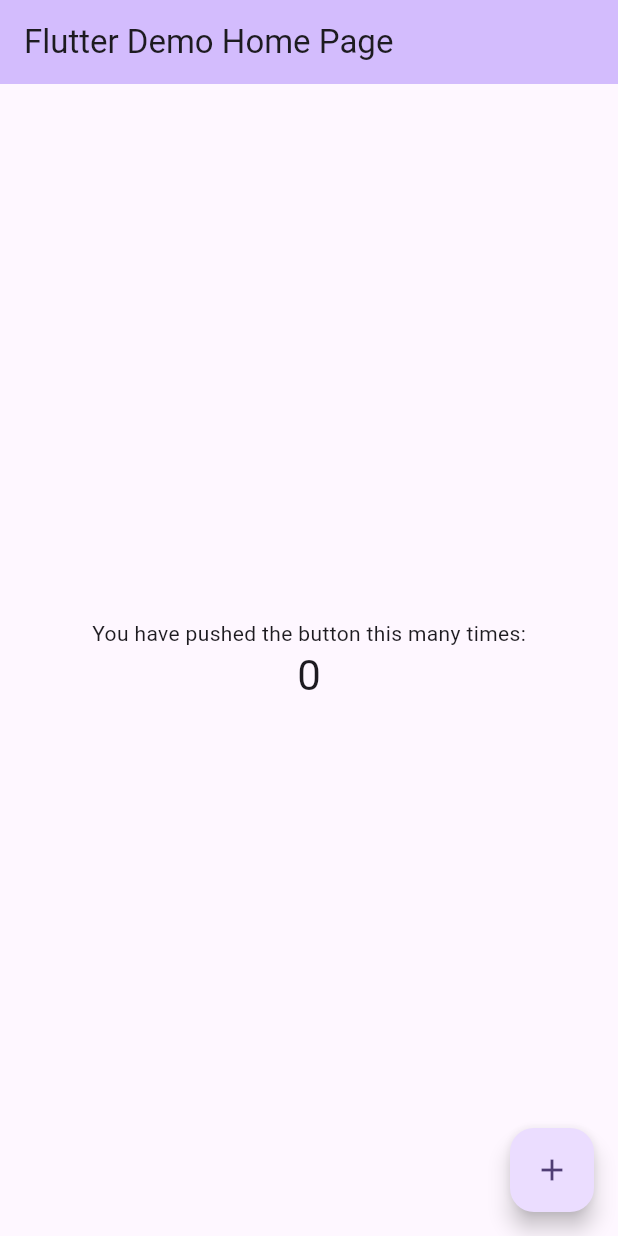
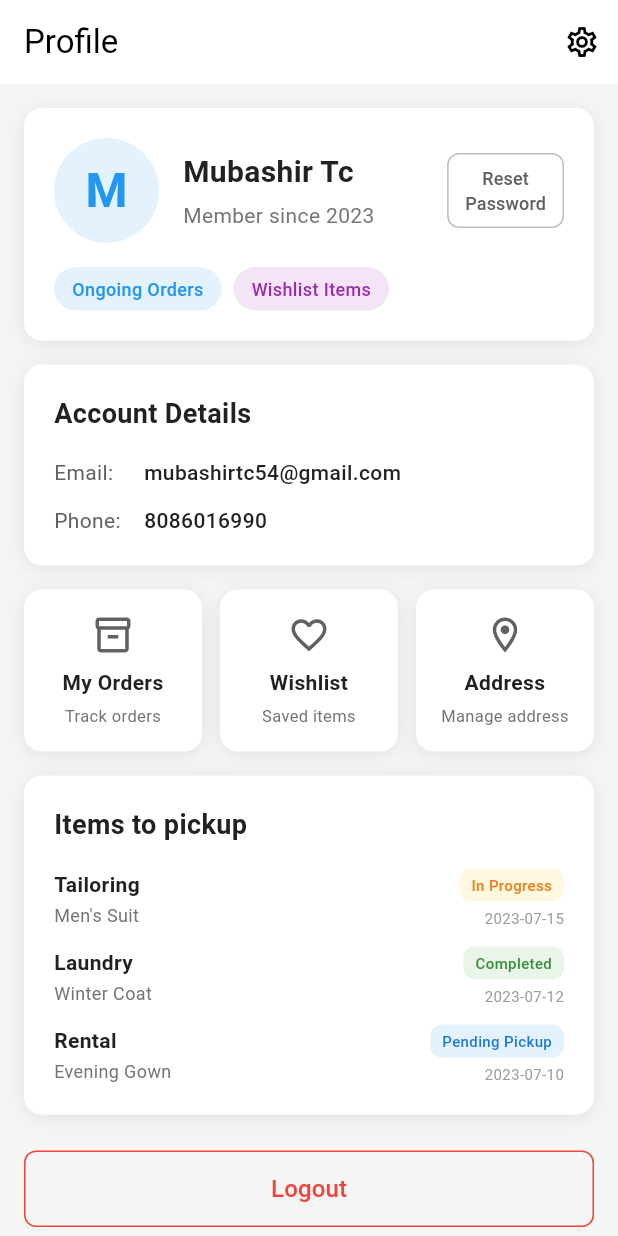
Before and after one commit to ZEENATH-964/Belvoir_application, a Flutter app: the screen it shows after launch, on a phone screen of 412 x 824 dp. Run offline on Flutter 3.47's test engine with Material 3 defaults, Android fonts, the phone set to English and light mode, and no system bars.

Commit message:
profilepage

```diff
--- /dev/null
+++ b/lib/User/Profile/profile.dart
@@ -0,0 +1,529 @@
+import 'package:flutter/material.dart';
+
+class ProfilePage extends StatelessWidget {
+  const ProfilePage({super.key});
+
+  @override
+  Widget build(BuildContext context) {
+    return Scaffold(
+      backgroundColor: const Color(0xFFF5F5F5),
+      appBar: AppBar(
+        title: const Text('Profile'),
+        backgroundColor: Colors.white,
+        foregroundColor: Colors.black,
+        elevation: 0,
+        actions: [
+          IconButton(
+            icon: const Icon(Icons.settings_outlined),
+            onPressed: () {},
+          ),
+        ],
+      ),
+      body: SafeArea(
+        child: SingleChildScrollView(
+          padding: const EdgeInsets.all(16.0),
+          child: Column(
+            crossAxisAlignment: CrossAxisAlignment.start,
+            children: [
+              ProfileHeader(),
+              SizedBox(height: 16),
+
+              AccountDetails(),
+              SizedBox(height: 16),
+
+              QuickActions(),
+              SizedBox(height: 16),
+
+              ItemsToPickup(),
+              SizedBox(height: 24),
+
+              LogoutButton(context),
+              SizedBox(height: 16),
+            ],
+          ),
+        ),
+      ),
+    );
+  }
+
+  Widget ProfileHeader() {
+    return Container(
+      padding: const EdgeInsets.all(20),
+      decoration: BoxDecoration(
+        color: Colors.white,
+        borderRadius: BorderRadius.circular(12),
+        boxShadow: [
+          BoxShadow(
+            color: Colors.black.withOpacity(0.08),
+            blurRadius: 10,
+            offset: const Offset(0, 2),
+          ),
+        ],
+      ),
+      child: Column(
+        children: [
+          Row(
+            children: [
+              // Profile Avatar
+              Container(
+                width: 70,
+                height: 70,
+                decoration: BoxDecoration(
+                  color: const Color(0xFFE3F2FD),
+                  borderRadius: BorderRadius.circular(35),
+                ),
+                child: const Center(
+                  child: Text(
+                    'M',
+                    style: TextStyle(
+                      fontSize: 32,
+                      fontWeight: FontWeight.w600,
+                      color: Color(0xFF2196F3),
+                    ),
+                  ),
+                ),
+              ),
+              const SizedBox(width: 16),
+
+              // Profile Info
+              Expanded(
+                child: Column(
+                  crossAxisAlignment: CrossAxisAlignment.start,
+                  children: [
+                    const Text(
+                      'Mubashir Tc',
+                      style: TextStyle(
+                        fontSize: 20,
+                        fontWeight: FontWeight.w600,
+                        color: Color(0xFF212121),
+                      ),
+                      overflow: TextOverflow.ellipsis,
+                    ),
+                    const SizedBox(height: 4),
+                    Text(
+                      'Member since 2023',
+                      style: TextStyle(
+                        fontSize: 14,
+                        color: Colors.grey[600],
+                        fontWeight: FontWeight.w400,
+                      ),
+                    ),
+                  ],
+                ),
+              ),
+
+              // Reset Password
+              OutlinedButton(
+                onPressed: () {},
+                style: OutlinedButton.styleFrom(
+                  shape: RoundedRectangleBorder(
+                    borderRadius: BorderRadius.circular(8),
+                  ),
+                  side: BorderSide(color: Colors.grey[400]!),
+                  padding: const EdgeInsets.symmetric(
+                    horizontal: 12,
+                    vertical: 8,
+                  ),
+                ),
+                child: Text(
+                  'Reset\nPassword',
+                  style: TextStyle(
+                    color: Colors.grey[700],
+                    fontSize: 12,
+                    fontWeight: FontWeight.w500,
+                  ),
+                  textAlign: TextAlign.center,
+                ),
+              ),
+            ],
+          ),
+          const SizedBox(height: 16),
+
+          Row(
+            children: [
+              Flexible(
+                child: Container(
+                  padding: const EdgeInsets.symmetric(
+                    horizontal: 12,
+                    vertical: 6,
+                  ),
+                  decoration: BoxDecoration(
+                    color: const Color(0xFFE3F2FD),
+                    borderRadius: BorderRadius.circular(16),
+                  ),
+                  child: const Text(
+                    'Ongoing Orders',
+                    style: TextStyle(
+                      fontSize: 12,
+                      color: Color(0xFF2196F3),
+                      fontWeight: FontWeight.w500,
+                    ),
+                  ),
+                ),
+              ),
+              const SizedBox(width: 8),
+              Flexible(
+                child: Container(
+                  padding: const EdgeInsets.symmetric(
+                    horizontal: 12,
+                    vertical: 6,
+                  ),
+                  decoration: BoxDecoration(
+                    color: const Color(0xFFF3E5F5),
+                    borderRadius: BorderRadius.circular(16),
+                  ),
+                  child: const Text(
+                    'Wishlist Items',
+                    style: TextStyle(
+                      fontSize: 12,
+                      color: Color(0xFF9C27B0),
+                      fontWeight: FontWeight.w500,
+                    ),
+                  ),
+                ),
+              ),
+            ],
+          ),
+        ],
+      ),
+    );
+  }
+
+  Widget AccountDetails() {
+    return Container(
+      padding: const EdgeInsets.all(20),
+      decoration: BoxDecoration(
+        color: Colors.white,
+        borderRadius: BorderRadius.circular(12),
+        boxShadow: [
+          BoxShadow(
+            color: Colors.black.withOpacity(0.08),
+            blurRadius: 10,
+            offset: const Offset(0, 2),
+          ),
+        ],
+      ),
+      child: Column(
+        crossAxisAlignment: CrossAxisAlignment.start,
+        children: [
+          const Text(
+            'Account Details',
+            style: TextStyle(
+              fontSize: 18,
+              fontWeight: FontWeight.w600,
+              color: Color(0xFF212121),
+            ),
+          ),
+          const SizedBox(height: 16),
+
+          DetailRow('Email:', 'mubashirtc54@gmail.com'),
+          const SizedBox(height: 12),
+          DetailRow('Phone:', '8086016990'),
+        ],
+      ),
+    );
+  }
+
+  Widget DetailRow(String label, String value) {
+    return Row(
+      crossAxisAlignment: CrossAxisAlignment.start,
+      children: [
+        SizedBox(
+          width: 60,
+          child: Text(
+            label,
+            style: TextStyle(
+              fontSize: 14,
+              color: Colors.grey[700],
+              fontWeight: FontWeight.w400,
+            ),
+          ),
+        ),
+        Expanded(
+          child: Text(
+            value,
+            style: const TextStyle(
+              fontSize: 14,
+              fontWeight: FontWeight.w500,
+              color: Color(0xFF212121),
+            ),
+          ),
+        ),
+      ],
+    );
+  }
+
+  Widget QuickActions() {
+    return Row(
+      children: [
+        Expanded(
+          child: _buildActionCard(
+            icon: Icons.inventory_2_outlined,
+            title: 'My Orders',
+            subtitle: 'Track orders',
+            onTap: () {},
+          ),
+        ),
+        const SizedBox(width: 12),
+        Expanded(
+          child: _buildActionCard(
+            icon: Icons.favorite_outline,
+            title: 'Wishlist',
+            subtitle: 'Saved items',
+            onTap: () {
+              // Navigate to wishlist
+            },
+          ),
+        ),
+        const SizedBox(width: 12),
+        Expanded(
+          child: _buildActionCard(
+            icon: Icons.location_on_outlined,
+            title: 'Address',
+            subtitle: 'Manage address',
+            onTap: () {},
+          ),
+        ),
+      ],
+    );
+  }
+
+  Widget _buildActionCard({
+    required IconData icon,
+    required String title,
+    required String subtitle,
+    required VoidCallback onTap,
+  }) {
+    return GestureDetector(
+      onTap: onTap,
+      child: Container(
+        padding: const EdgeInsets.all(16),
+        decoration: BoxDecoration(
+          color: Colors.white,
+          borderRadius: BorderRadius.circular(12),
+          boxShadow: [
+            BoxShadow(
+              color: Colors.black.withOpacity(0.08),
+              blurRadius: 10,
+              offset: const Offset(0, 2),
+            ),
+          ],
+        ),
+        child: Column(
+          children: [
+            Icon(icon, size: 28, color: Colors.grey[700]),
+            const SizedBox(height: 8),
+            Text(
+              title,
+              style: const TextStyle(
+                fontSize: 14,
+                fontWeight: FontWeight.w600,
+                color: Color(0xFF212121),
+              ),
+              textAlign: TextAlign.center,
+              overflow: TextOverflow.ellipsis,
+            ),
+            const SizedBox(height: 4),
+            Text(
+              subtitle,
+              style: TextStyle(
+                fontSize: 11,
+                color: Colors.grey[600],
+                fontWeight: FontWeight.w400,
+              ),
+              textAlign: TextAlign.center,
+              overflow: TextOverflow.ellipsis,
+            ),
+          ],
+        ),
+      ),
+    );
+  }
+
+  Widget ItemsToPickup() {
+    return Container(
+      padding: const EdgeInsets.all(20),
+      decoration: BoxDecoration(
+        color: Colors.white,
+        borderRadius: BorderRadius.circular(12),
+        boxShadow: [
+          BoxShadow(
+            color: Colors.black.withOpacity(0.08),
+            blurRadius: 10,
+            offset: const Offset(0, 2),
+          ),
+        ],
+      ),
+      child: Column(
+        crossAxisAlignment: CrossAxisAlignment.start,
+        children: [
+          const Text(
+            'Items to pickup',
+            style: TextStyle(
+              fontSize: 18,
+              fontWeight: FontWeight.w600,
+              color: Color(0xFF212121),
+            ),
+          ),
+          const SizedBox(height: 16),
+
+          _buildPickupItem(
+            service: 'Tailoring',
+            item: 'Men\'s Suit',
+            status: 'In Progress',
+            statusColor: const Color(0xFFF57F17),
+            statusBgColor: const Color(0xFFFFF8E1),
+            date: '2023-07-15',
+          ),
+          const SizedBox(height: 12),
+
+          _buildPickupItem(
+            service: 'Laundry',
+            item: 'Winter Coat',
+            status: 'Completed',
+            statusColor: const Color(0xFF388E3C),
+            statusBgColor: const Color(0xFFE8F5E8),
+            date: '2023-07-12',
+          ),
+          const SizedBox(height: 12),
+
+          _buildPickupItem(
+            service: 'Rental',
+            item: 'Evening Gown',
+            status: 'Pending Pickup',
+            statusColor: const Color(0xFF1976D2),
+            statusBgColor: const Color(0xFFE3F2FD),
+            date: '2023-07-10',
+          ),
+        ],
+      ),
+    );
+  }
+
+  Widget _buildPickupItem({
+    required String service,
+    required String item,
+    required String status,
+    required Color statusColor,
+    required Color statusBgColor,
+    required String date,
+  }) {
+    return Row(
+      children: [
+        Expanded(
+          flex: 2,
+          child: Column(
+            crossAxisAlignment: CrossAxisAlignment.start,
+            children: [
+              Text(
+                service,
+                style: const TextStyle(
+                  fontSize: 14,
+                  fontWeight: FontWeight.w600,
+                  color: Color(0xFF212121),
+                ),
+                overflow: TextOverflow.ellipsis,
+              ),
+              const SizedBox(height: 2),
+              Text(
+                item,
+                style: TextStyle(
+                  fontSize: 12,
+                  color: Colors.grey[600],
+                  fontWeight: FontWeight.w400,
+                ),
+                overflow: TextOverflow.ellipsis,
+              ),
+            ],
+          ),
+        ),
+        Expanded(
+          flex: 1,
+          child: Column(
+            crossAxisAlignment: CrossAxisAlignment.end,
+            children: [
+              Container(
+                padding: const EdgeInsets.symmetric(horizontal: 8, vertical: 4),
+                decoration: BoxDecoration(
+                  color: statusBgColor,
+                  borderRadius: BorderRadius.circular(8),
+                ),
+                child: Text(
+                  status,
+                  style: TextStyle(
+                    fontSize: 10,
+                    fontWeight: FontWeight.w500,
+                    color: statusColor,
+                  ),
+                  overflow: TextOverflow.ellipsis,
+                ),
+              ),
+              const SizedBox(height: 4),
+              Text(
+                date,
+                style: TextStyle(
+                  fontSize: 10,
+                  color: Colors.grey[500],
+                  fontWeight: FontWeight.w400,
+                ),
+              ),
+            ],
+          ),
+        ),
+      ],
+    );
+  }
+
+  Widget LogoutButton(BuildContext context) {
+    return SizedBox(
+      width: double.infinity,
+      child: OutlinedButton(
+        onPressed: () {
+          showDialog(
+            context: context,
+            builder: (BuildContext context) {
+              return AlertDialog(
+                shape: RoundedRectangleBorder(
+                  borderRadius: BorderRadius.circular(12),
+                ),
+                title: const Text('Logout'),
+                content: const Text('Are you sure you want to logout?'),
+                actions: [
+                  TextButton(
+                    onPressed: () => Navigator.of(context).pop(),
+                    child: Text(
+                      'Cancel',
+                      style: TextStyle(color: Colors.grey[600]),
+                    ),
+                  ),
+                  TextButton(
+                    onPressed: () {
+                      Navigator.of(context).pop();
+                    },
+                    child: const Text(
+                      'Logout',
+                      style: TextStyle(color: Colors.red),
+                    ),
+                  ),
+                ],
+              );
+            },
+          );
+        },
+        style: OutlinedButton.styleFrom(
+          padding: const EdgeInsets.symmetric(vertical: 14),
+          shape: RoundedRectangleBorder(borderRadius: BorderRadius.circular(8)),
+          side: const BorderSide(color: Colors.red),
+        ),
+        child: const Text(
+          'Logout',
+          style: TextStyle(
+            fontSize: 16,
+            fontWeight: FontWeight.w500,
+            color: Colors.red,
+          ),
+        ),
+      ),
+    );
+  }
+}
--- a/lib/main.dart
+++ b/lib/main.dart
@@ -1,3 +1,4 @@
+import 'package:belvoir_app/User/Profile/profile.dart';
 import 'package:flutter/material.dart';
 
 void main() {
@@ -11,97 +12,12 @@ class MyApp extends StatelessWidget {
   @override
   Widget build(BuildContext context) {
     return MaterialApp(
+      debugShowCheckedModeBanner: false,
       title: 'Flutter Demo',
       theme: ThemeData(
         colorScheme: ColorScheme.fromSeed(seedColor: Colors.deepPurple),
       ),
-      home: const MyHomePage(title: 'Flutter Demo Home Page'),
+      home: ProfilePage(),
     );
   }
 }
-
-class MyHomePage extends StatefulWidget {
-  const MyHomePage({super.key, required this.title});
-
-  // This widget is the home page of your application. It is stateful, meaning
-  // that it has a State object (defined below) that contains fields that affect
-  // how it looks.
-
-  // This class is the configuration for the state. It holds the values (in this
-  // case the title) provided by the parent (in this case the App widget) and
-  // used by the build method of the State. Fields in a Widget subclass are
-  // always marked "final".
-
-  final String title;
-
-  @override
-  State<MyHomePage> createState() => _MyHomePageState();
-}
-
-class _MyHomePageState extends State<MyHomePage> {
-  int _counter = 0;
-
-  void _incrementCounter() {
-    setState(() {
-      // This call to setState tells the Flutter framework that something has
-      // changed in this State, which causes it to rerun the build method below
-      // so that the display can reflect the updated values. If we changed
-      // _counter without calling setState(), then the build method would not be
-      // called again, and so nothing would appear to happen.
-      _counter++;
-    });
-  }
-
-  @override
-  Widget build(BuildContext context) {
-    // This method is rerun every time setState is called, for instance as done
-    // by the _incrementCounter method above.
-    //
-    // The Flutter framework has been optimized to make rerunning build methods
-    // fast, so that you can just rebuild anything that needs updating rather
-    // than having to individually change instances of widgets.
-    return Scaffold(
-      appBar: AppBar(
-        // TRY THIS: Try changing the color here to a specific color (to
-        // Colors.amber, perhaps?) and trigger a hot reload to see the AppBar
-        // change color while the other colors stay the same.
-        backgroundColor: Theme.of(context).colorScheme.inversePrimary,
-        // Here we take the value from the MyHomePage object that was created by
-        // the App.build method, and use it to set our appbar title.
-        title: Text(widget.title),
-      ),
-      body: Center(
-        // Center is a layout widget. It takes a single child and positions it
-        // in the middle of the parent.
-        child: Column(
-          // Column is also a layout widget. It takes a list of children and
-          // arranges them vertically. By default, it sizes itself to fit its
-          // children horizontally, and tries to be as tall as its parent.
-          //
-          // Column has various properties to control how it sizes itself and
-          // how it positions its children. Here we use mainAxisAlignment to
-          // center the children vertically; the main axis here is the vertical
-          // axis because Columns are vertical (the cross axis would be
-          // horizontal).
-          //
-          // TRY THIS: Invoke "debug painting" (choose the "Toggle Debug Paint"
-          // action in the IDE, or press "p" in the console), to see the
-          // wireframe for each widget.
-          mainAxisAlignment: MainAxisAlignment.center,
-          children: <Widget>[
-            const Text('You have pushed the button this many times:'),
-            Text(
-              '$_counter',
-              style: Theme.of(context).textTheme.headlineMedium,
-            ),
-          ],
-        ),
-      ),
-      floatingActionButton: FloatingActionButton(
-        onPressed: _incrementCounter,
-        tooltip: 'Increment',
-        child: const Icon(Icons.add),
-      ), // This trailing comma makes auto-formatting nicer for build methods.
-    );
-  }
-}
--- a/pubspec.yaml
+++ b/pubspec.yaml
@@ -34,6 +34,8 @@ dependencies:
   # The following adds the Cupertino Icons font to your application.
   # Use with the CupertinoIcons class for iOS style icons.
   cupertino_icons: ^1.0.8
+  provider: ^6.1.5
+  shared_preferences: ^2.5.3
 
 dev_dependencies:
   flutter_test:
```
Also changed, not shown: pubspec.lock, 2 other files.
